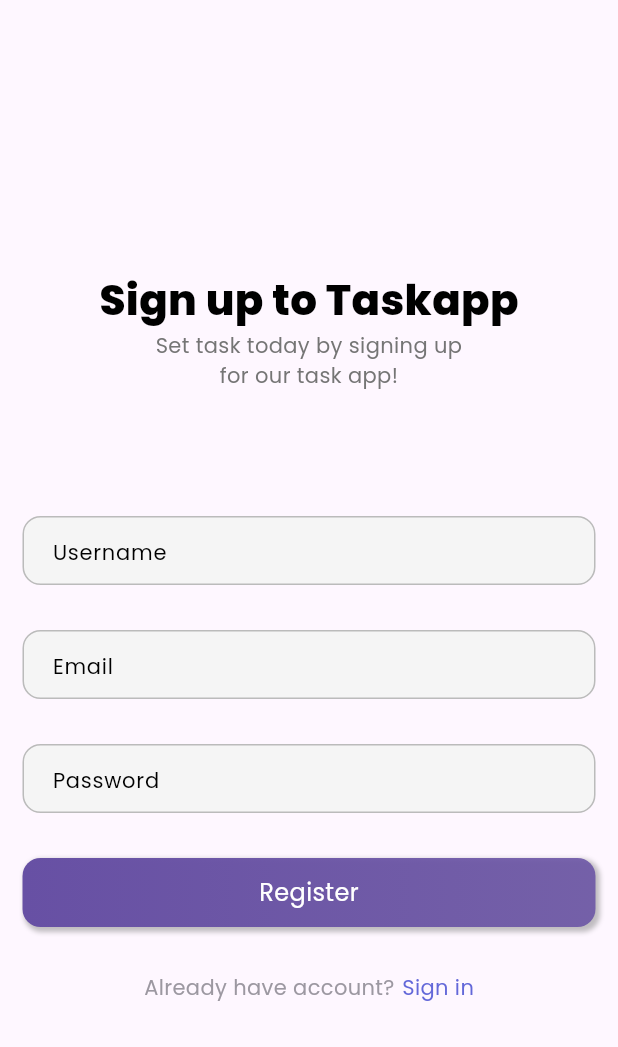
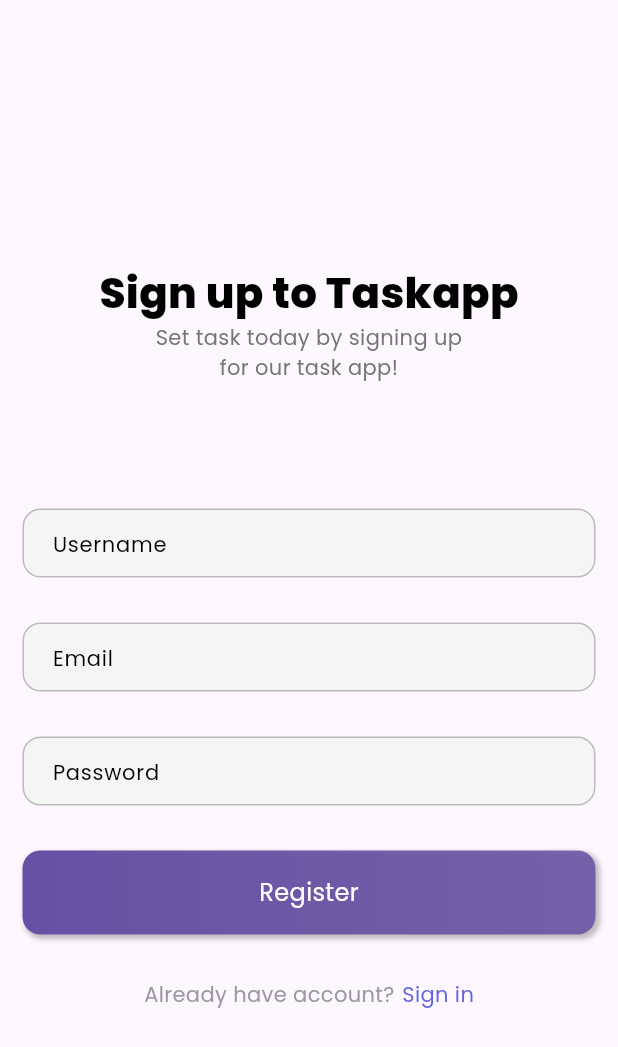
Before and after one commit to abdulhaisiddiqui/TaskManagementSystem, a Flutter app: the screen it shows after launch, after a tap on "Create account", on a phone screen of 412 x 824 dp. Shown: the top 1047 px of the screen. Run offline on Flutter 3.47's test engine with Material 3 defaults, Android fonts, the phone set to English and light mode, and no system bars; our stand-ins replace cloud_firestore, firebase_auth, firebase_core, firebase_messaging, firebase_storage, flutter_local_notifications and 4 more; accounts and stored records are empty; network calls fail.

Commit message:
login/signup loading fix

```diff
--- a/lib/core/utils/widgets/homewidgets/task_filter_bar.dart
+++ b/lib/core/utils/widgets/homewidgets/task_filter_bar.dart
@@ -139,7 +139,7 @@ class _TaskFilterBarState extends State<TaskFilterBar> {
         child: AnimatedContainer(
           key: isSelected ? _selectedKey : null,
           duration: const Duration(milliseconds: 300),
-          padding: const EdgeInsets.symmetric(vertical: 10),
+          padding: const EdgeInsets.symmetric(vertical: 7),
           decoration: BoxDecoration(
             color: isSelected ? const Color(0xFF6C63FF) : Colors.transparent,
             borderRadius: BorderRadius.circular(AppThemeConstants.borderRadius + 8),
--- a/lib/core/utils/widgets/profilewidgets/profile_header.dart
+++ b/lib/core/utils/widgets/profilewidgets/profile_header.dart
@@ -22,7 +22,6 @@ class ProfileHeader extends StatelessWidget {
         return Row(
           crossAxisAlignment: CrossAxisAlignment.center,
           children: [
-
             Container(
               decoration: BoxDecoration(
                 shape: BoxShape.circle,
@@ -55,6 +54,7 @@ class ProfileHeader extends StatelessWidget {
                   Text(
                     user.displayName,
                     style: Theme.of(context).textTheme.headlineMedium?.copyWith(
+                      letterSpacing: 2,
                       fontWeight: FontWeight.bold,
                       color: Theme.of(context).colorScheme.onSurface,
                     ),
--- a/lib/core/utils/widgets/streak_card.dart
+++ b/lib/core/utils/widgets/streak_card.dart
@@ -20,13 +20,13 @@ class StreakCard extends StatelessWidget {
       ),
       child: Row(
         children: [
-          Text("$currentStreak", style: TextStyle(fontSize: 54, color: Colors.white)),
+          Text("$currentStreak", style: TextStyle(fontSize: 44, color: Colors.white)),
           SizedBox(width: 16),
           Column(
             crossAxisAlignment: CrossAxisAlignment.start,
             children: [
-              Text("DAY STREAK", style: TextStyle(fontSize: 30, fontWeight: FontWeight.bold, color: Colors.white)),
-              Text("Best: $longestStreak days", style: TextStyle(color: Colors.white70,fontSize: 15)),
+              Text("DAY STREAK", style: TextStyle(fontSize: 25, fontWeight: FontWeight.bold, color: Colors.white)),
+              Text("Best: $longestStreak days", style: TextStyle(color: Colors.white70,fontSize: 12)),
             ],
           ),
           Spacer(),
--- a/lib/main.dart
+++ b/lib/main.dart
@@ -95,15 +95,10 @@ class MyApp extends StatelessWidget {
     return MaterialApp(
       debugShowCheckedModeBanner: false,
       theme: ThemeData(fontFamily: 'Poppins'),
-      home: StreamBuilder(
-        stream: FirebaseAuth.instance.authStateChanges(),
-        builder: (context, snapshot) {
-          if (snapshot.hasData) {
-            return const SplashScreen();
-          }
-          return const LoginScreen();
-        },
-      ),
+      home: SplashScreen()
+
+
+
     );
   }
 }
--- a/lib/views/screens/loginsignup/login_screen.dart
+++ b/lib/views/screens/loginsignup/login_screen.dart
@@ -128,26 +128,44 @@ class _LoginScreenState extends State<LoginScreen> {
               hintText: 'Password',
             ),
             SizedBox(height: 33),
-            Consumer<AuthViewModel>(builder: (context,value,child){
-              return value.isLoading
-                  ? CircularProgressIndicator()
-                  : ReuseableButtons(
+            Consumer<AuthViewModel>(
+              builder: (context, authVm, child) {
+                return SizedBox(
+                  width: double.infinity,
+                  height: 56,
+                  child: authVm.isLoading
+                      ? Row(
+                    mainAxisAlignment: MainAxisAlignment.center,
+                    children: [
+                      SizedBox(
+                        width: 24,
+                        height: 24,
+                        child: CircularProgressIndicator(
+                          strokeWidth: 3,
+                          valueColor: const AlwaysStoppedAnimation(Colors.white),
+                          backgroundColor: Theme.of(context).colorScheme.primary.withOpacity(0.3),
+                        ),
+                      ),
+                      const SizedBox(width: 16),
+                      const Text(
+                        'Signing in...',
+                        style: TextStyle(fontSize: 16, fontWeight: FontWeight.bold),
+                      ),
+                    ],
+                  ) : ReuseableButtons(
                     text: "Log in",
                     callback: () async {
-                  await value.login(
+                      await authVm.login(
                         email: emailController.text.trim(),
                         password: passwordController.text.trim(),
                         context: context,
                       );
+                    }
+                    )
+                );
+              }
 
-                  if (value.error != null) {
-                    ScaffoldMessenger.of(
-                      context,
-                    ).showSnackBar(SnackBar(content: Text(value.error!)));
-                  }
-                },
-              );
-            }),
+            ),
             SizedBox(height: 30),
 
             ReuseableTextButtons(
--- a/lib/views/screens/loginsignup/signup_screen.dart
+++ b/lib/views/screens/loginsignup/signup_screen.dart
@@ -22,7 +22,6 @@ final TextEditingController passwordController = TextEditingController();
 class _SignupScreenState extends State<SignupScreen> {
   @override
   Widget build(BuildContext context) {
-    final authVM = Provider.of<AuthViewModel>(context, listen: false);
     return Scaffold(
       body: Center(
         child: Column(
@@ -54,7 +53,7 @@ class _SignupScreenState extends State<SignupScreen> {
                 ],
               ),
             ),
-            SizedBox(height: 30,),
+            SizedBox(height: 30),
             SizedBox(height: 30),
             ReuseableFields(
               controller: usernameController,
@@ -69,23 +68,55 @@ class _SignupScreenState extends State<SignupScreen> {
             ),
             SizedBox(height: 30),
 
-            authVM.isLoading
-                ? CircularProgressIndicator()
+            Consumer<AuthViewModel>(
+              builder: (context, authVm, child) {
+                return SizedBox(
+                  width: double.infinity,
+                  height: 56,
+                  child: authVm.isLoading
+                      ? Row(
+                          mainAxisAlignment: MainAxisAlignment.center,
+                          children: [
+                            SizedBox(
+                              width: 24,
+                              height: 24,
+                              child: CircularProgressIndicator(
+                                strokeWidth: 3,
+                                valueColor: const AlwaysStoppedAnimation(
+                                  Colors.white,
+                                ),
+                                backgroundColor: Theme.of(
+                                  context,
+                                ).colorScheme.primary.withOpacity(0.3),
+                              ),
+                            ),
+                            const SizedBox(width: 16),
+                            const Text(
+                              'Signing up...',
+                              style: TextStyle(
+                                fontSize: 16,
+                                fontWeight: FontWeight.bold,
+                              ),
+                            ),
+                          ],
+                        )
                       : ReuseableButtons(
                           text: "Register",
                           callback: () async {
-                await authVM.signUp(
+                            await authVm.signUp(
                               emailController.text.trim(),
                               passwordController.text.trim(),
                               usernameController.text.trim(),
                               context,
                             );
-
-                if (authVM.error != null) {
+                            if (authVm.error != null) {
                               ScaffoldMessenger.of(
                                 context,
-                  ).showSnackBar(SnackBar(content: Text(authVM.error!)));
+                              ).showSnackBar(SnackBar(content: Text(authVm.error!)));
                             }
+                          },
+                        ),
+                );
               },
             ),
             SizedBox(height: 30),
--- a/lib/views/screens/profile/profile_screen.dart
+++ b/lib/views/screens/profile/profile_screen.dart
@@ -36,6 +36,7 @@ class _ProfileScreenState extends State<ProfileScreen> {
     return Scaffold(
       backgroundColor: Theme.of(context).colorScheme.surface,
       body: SingleChildScrollView(
+        physics: BouncingScrollPhysics(),
         padding: const EdgeInsets.all(20),
         child: Column(
           children: [
@@ -189,6 +190,9 @@ class _ProfileScreenState extends State<ProfileScreen> {
               icon: Icons.person_outline,
               title: "Account information",
               isLogout: false,
+              callback: (){
+                Navigator.push(context, MaterialPageRoute(builder: (context) => EditProfileScreen()));
+              },
             ),
             BuildMenuItem(
               icon: Icons.logout,
--- a/lib/views/screens/splash/splash_screen.dart
+++ b/lib/views/screens/splash/splash_screen.dart
@@ -1,5 +1,6 @@
 import 'dart:async';
 
+import 'package:firebase_auth/firebase_auth.dart';
 import 'package:flutter/material.dart';
 import 'package:taskapp/core/utils/constants/app_constants.dart';
 import 'package:taskapp/views/screens/bottomnav/bottomnav_screen.dart';
@@ -17,13 +18,26 @@ class SplashScreen extends StatefulWidget {
 
 class _SplashScreenState extends State<SplashScreen> {
   @override
-  void initState(){
+  void initState() {
     super.initState();
-    Timer(Duration(seconds: 3),(){
-      Navigator.pushReplacement(context, MaterialPageRoute(builder: (context)=>BottomNavScreen()));
+    Timer(const Duration(seconds: 3), () {
+      final user = FirebaseAuth.instance.currentUser;
+
+      if (user != null) {
+
+        Navigator.pushReplacement(
+          context,
+          MaterialPageRoute(builder: (context) => const BottomNavScreen()),
+        );
+      } else {
+        Navigator.pushReplacement(
+          context,
+          MaterialPageRoute(builder: (context) => const LoginScreen()),
+        );
+      }
     });
+  }
 
-  }
   Widget build(BuildContext context) {
     return Scaffold(
       body: Center(
@@ -31,7 +45,7 @@ class _SplashScreenState extends State<SplashScreen> {
           mainAxisAlignment: MainAxisAlignment.center,
           crossAxisAlignment: CrossAxisAlignment.center,
           children: [
-            ReuseableImageWidget(img: 'splash2.png',width: double.infinity,),
+            ReuseableImageWidget(img: 'splash2.png', width: double.infinity),
             TextWidget(
               text: 'Manage your task, \nquickly.',
               txtStyle: TextStyle(
```
Also changed, not shown: lib/viewmodels/auth_viewmodel.dart (+9 -4 lines), 5 other files. Lines whose indentation alone changed are shown as unchanged.
